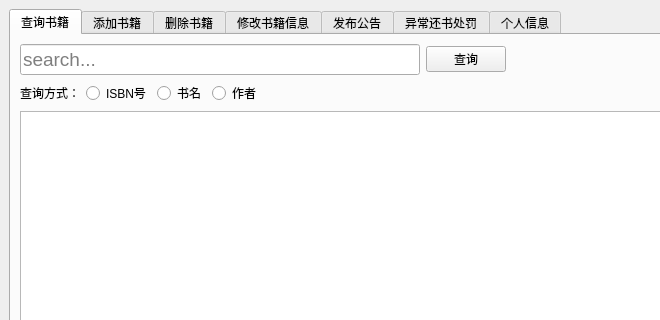
LGH2713/Library_management_system, file librarianinterface.ui: the form before one commit; both pictures show x 0 to 660 and y 0 to 320 of the 926 by 685 pixel window.
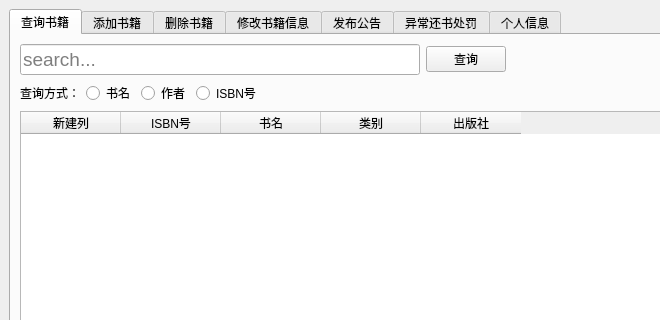
The form after the commit. The open tabs and pages were chosen to show the change.

The edit to the form file:
```diff
--- a/librarianinterface.ui
+++ b/librarianinterface.ui
@@ -72,13 +72,6 @@
               </property>
              </widget>
             </item>
-            <item>
-             <widget class="QRadioButton" name="isbnRadio">
-              <property name="text">
-               <string>ISBN号</string>
-              </property>
-             </widget>
-            </item>
             <item>
              <widget class="QRadioButton" name="bookNameRadio">
               <property name="text">
@@ -93,6 +86,13 @@
               </property>
              </widget>
             </item>
+            <item>
+             <widget class="QRadioButton" name="isbnRadio">
+              <property name="text">
+               <string>ISBN号</string>
+              </property>
+             </widget>
+            </item>
             <item>
              <spacer name="horizontalSpacer_15">
               <property name="orientation">
@@ -111,7 +111,33 @@
          </layout>
         </item>
         <item row="1" column="0">
-         <widget class="QTableWidget" name="tableWidget"/>
+         <widget class="QTableWidget" name="bookList">
+          <column>
+           <property name="text">
+            <string>新建列</string>
+           </property>
+          </column>
+          <column>
+           <property name="text">
+            <string>ISBN号</string>
+           </property>
+          </column>
+          <column>
+           <property name="text">
+            <string>书名</string>
+           </property>
+          </column>
+          <column>
+           <property name="text">
+            <string>类别</string>
+           </property>
+          </column>
+          <column>
+           <property name="text">
+            <string>出版社</string>
+           </property>
+          </column>
+         </widget>
         </item>
        </layout>
       </widget>
```
Left out of the diff: 2 changed lines with no effect on the pictures.
